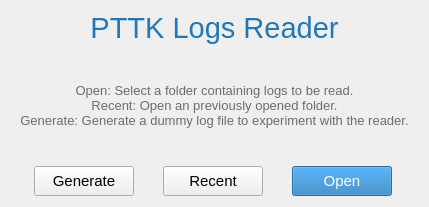
Before: the Qt Designer form extra/logParser/qtWidgetLogParser/ui/StartUpDialog.ui in MickaelF/PTTK, drawn with Qt 5.
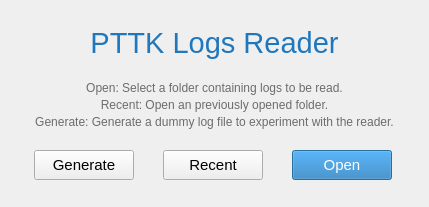
After: the same form once the commit is applied. Icons and pictures are not drawn.

Diff of the .ui file:
```diff
--- a/extra/logParser/qtWidgetLogParser/ui/StartUpDialog.ui
+++ b/extra/logParser/qtWidgetLogParser/ui/StartUpDialog.ui
@@ -85,9 +85,14 @@
     </widget>
    </item>
    <item>
-    <widget class="QLabel" name="label_2">
+    <layout class="QVBoxLayout" name="verticalLayout_2">
+     <property name="spacing">
+      <number>3</number>
+     </property>
+     <item>
+      <widget class="QLabel" name="g_openDesc">
      <property name="sizePolicy">
-      <sizepolicy hsizetype="Preferred" vsizetype="Expanding">
+        <sizepolicy hsizetype="Preferred" vsizetype="Fixed">
        <horstretch>0</horstretch>
        <verstretch>0</verstretch>
       </sizepolicy>
@@ -131,21 +136,137 @@
      </property>
      <property name="font">
       <font>
-       <pointsize>10</pointsize>
+         <pointsize>9</pointsize>
       </font>
      </property>
      <property name="styleSheet">
       <string notr="true"/>
      </property>
      <property name="text">
-      <string>Open: Select a folder containing logs to be read.
-Recent: Open an previously opened folder.
-Generate: Generate a dummy log file to experiment with the reader.</string>
+        <string>Open: Select a folder containing logs to be read.</string>
      </property>
      <property name="alignment">
       <set>Qt::AlignCenter</set>
      </property>
     </widget>
+     </item>
+     <item>
+      <widget class="QLabel" name="g_recentDesc">
+       <property name="sizePolicy">
+        <sizepolicy hsizetype="Preferred" vsizetype="Fixed">
+         <horstretch>0</horstretch>
+         <verstretch>0</verstretch>
+        </sizepolicy>
+       </property>
+       <property name="palette">
+        <palette>
+         <active>
+          <colorrole role="WindowText">
+           <brush brushstyle="SolidPattern">
+            <color alpha="255">
+             <red>108</red>
+             <green>108</green>
+             <blue>108</blue>
+            </color>
+           </brush>
+          </colorrole>
+         </active>
+         <inactive>
+          <colorrole role="WindowText">
+           <brush brushstyle="SolidPattern">
+            <color alpha="255">
+             <red>108</red>
+             <green>108</green>
+             <blue>108</blue>
+            </color>
+           </brush>
+          </colorrole>
+         </inactive>
+         <disabled>
+          <colorrole role="WindowText">
+           <brush brushstyle="SolidPattern">
+            <color alpha="255">
+             <red>120</red>
+             <green>120</green>
+             <blue>120</blue>
+            </color>
+           </brush>
+          </colorrole>
+         </disabled>
+        </palette>
+       </property>
+       <property name="font">
+        <font>
+         <pointsize>9</pointsize>
+        </font>
+       </property>
+       <property name="text">
+        <string>Recent: Open an previously opened folder.</string>
+       </property>
+       <property name="alignment">
+        <set>Qt::AlignCenter</set>
+       </property>
+      </widget>
+     </item>
+     <item>
+      <widget class="QLabel" name="g_generateDesc">
+       <property name="sizePolicy">
+        <sizepolicy hsizetype="Preferred" vsizetype="Fixed">
+         <horstretch>0</horstretch>
+         <verstretch>0</verstretch>
+        </sizepolicy>
+       </property>
+       <property name="palette">
+        <palette>
+         <active>
+          <colorrole role="WindowText">
+           <brush brushstyle="SolidPattern">
+            <color alpha="255">
+             <red>108</red>
+             <green>108</green>
+             <blue>108</blue>
+            </color>
+           </brush>
+          </colorrole>
+         </active>
+         <inactive>
+          <colorrole role="WindowText">
+           <brush brushstyle="SolidPattern">
+            <color alpha="255">
+             <red>108</red>
+             <green>108</green>
+             <blue>108</blue>
+            </color>
+           </brush>
+          </colorrole>
+         </inactive>
+         <disabled>
+          <colorrole role="WindowText">
+           <brush brushstyle="SolidPattern">
+            <color alpha="255">
+             <red>120</red>
+             <green>120</green>
+             <blue>120</blue>
+            </color>
+           </brush>
+          </colorrole>
+         </disabled>
+        </palette>
+       </property>
+       <property name="font">
+        <font>
+         <pointsize>9</pointsize>
+        </font>
+       </property>
+       <property name="text">
+        <string>Generate: Generate a dummy log file to experiment with the reader.</string>
+       </property>
+       <property name="alignment">
+        <set>Qt::AlignCenter</set>
+       </property>
+      </widget>
+     </item>
+    </layout>
    </item>
    <item>
     <layout class="QHBoxLayout" name="horizontalLayout">
```
Left out of the diff: 8 changed lines with no effect on the pictures. Lines whose indentation alone changed are shown as unchanged.
